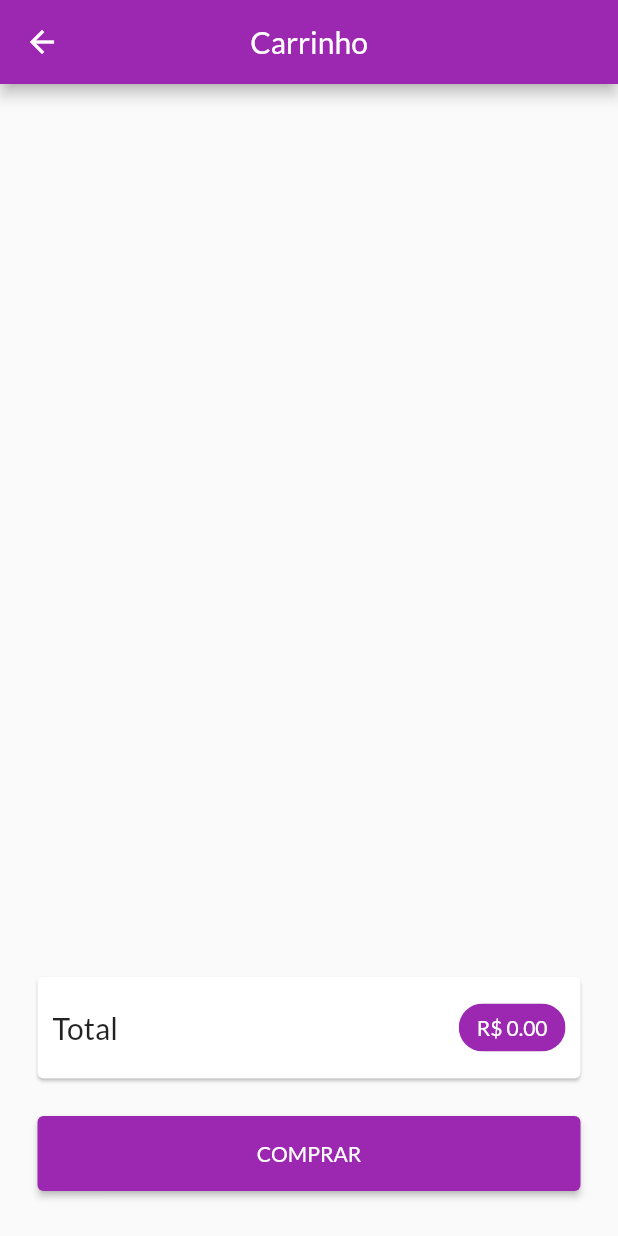
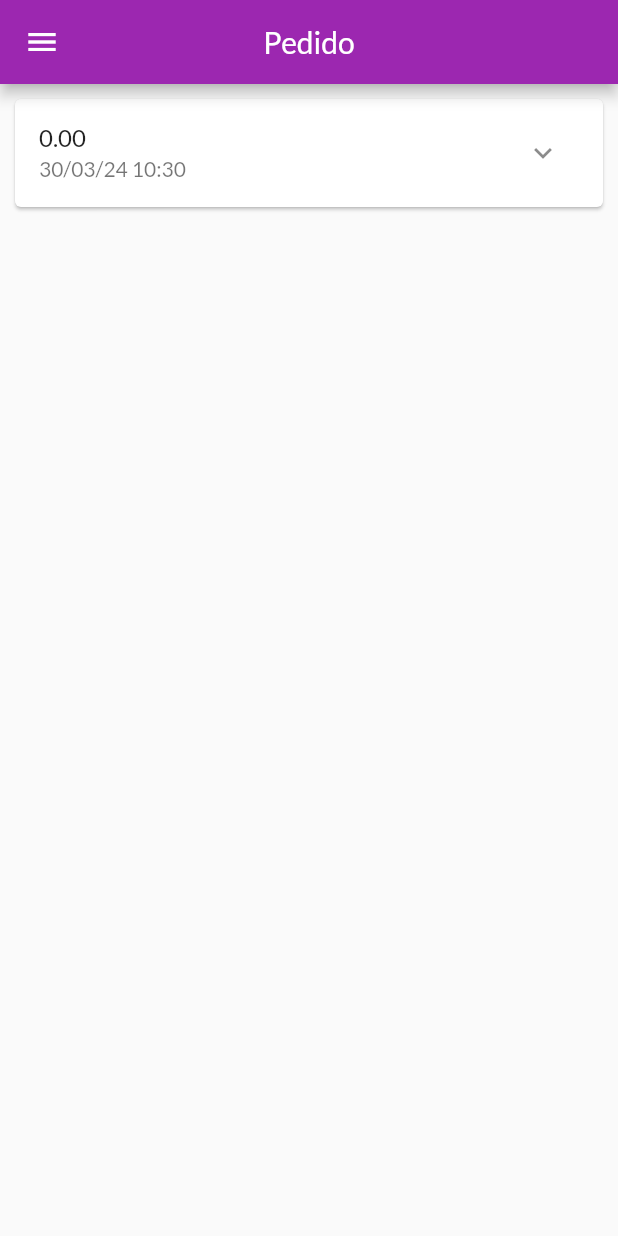
Before and after one commit to marceloboas10/shop_provider, a Flutter app: the CartScreen screen opened by its route, after a tap on "COMPRAR", on a phone screen of 412 x 824 dp. Run offline on Flutter 3.47's test engine with Material 3 defaults, Android fonts, the phone set to English and light mode, and no system bars; network calls fail.

Commit message:
tela pedidos completa

```diff
--- a/lib/providers/cart.dart
+++ b/lib/providers/cart.dart
@@ -64,4 +64,9 @@ class Cart with ChangeNotifier {
     _items.remove(productId);
     notifyListeners();
   }
+
+  void clear() {
+     _items.clear();
+    notifyListeners();
+  }
 }
--- /dev/null
+++ b/lib/providers/orders.dart
@@ -0,0 +1,36 @@
+import 'dart:math';
+import 'package:flutter/material.dart';
+import 'package:my_shop_provider/providers/cart.dart';
+
+class Order {
+  final String? id;
+  final double? total;
+  final List<CartItem>? products;
+  final DateTime? date;
+
+  Order({this.id, this.total, this.products, this.date});
+}
+
+class Orders with ChangeNotifier {
+ final List<Order> _items = [];
+
+  List<Order> get items {
+    return [..._items];
+  }
+
+  int get itemsCount {
+    return _items.length;
+  }
+
+  void addOrder(Cart cart) {
+    _items.insert(
+        0,
+        Order(
+            id: Random().nextDouble().toString(),
+            total: cart.totalAmount,
+            date: DateTime.now(),
+            products: cart.items.values.toList()));
+
+    notifyListeners();
+  }
+}
--- a/lib/utils/app_routes.dart
+++ b/lib/utils/app_routes.dart
@@ -1,4 +1,6 @@
 class AppRoutes {
+  static const home = '/home';
   static const productDetail = '/productDetail';
   static const cartScreen = '/cartScreen';
+  static const ordersScreen = '/orderScreen';
 }
--- a/lib/views/cart_screen.dart
+++ b/lib/views/cart_screen.dart
@@ -1,5 +1,7 @@
 import 'package:flutter/material.dart';
 import 'package:my_shop_provider/providers/cart.dart';
+import 'package:my_shop_provider/providers/orders.dart';
+import 'package:my_shop_provider/utils/app_routes.dart';
 import 'package:my_shop_provider/widgets/cart_product.dart';
 import 'package:provider/provider.dart';
 
@@ -54,7 +56,11 @@ class CartScreen extends StatelessWidget {
           Padding(
             padding: const EdgeInsets.only(bottom: 30, left: 25, right: 25),
             child: ElevatedButton(
-              onPressed: () {},
+              onPressed: () {
+                Provider.of<Orders>(context, listen: false).addOrder(cart);
+                cart.clear();
+                Navigator.of(context).pushNamed(AppRoutes.ordersScreen);
+              },
               style: ButtonStyle(
                 fixedSize: MaterialStatePropertyAll(
                   Size(MediaQuery.sizeOf(context).width, 50),
--- /dev/null
+++ b/lib/views/orders_screen.dart
@@ -0,0 +1,29 @@
+import 'package:flutter/material.dart';
+
+import 'package:my_shop_provider/widgets/app_draver.dart';
+import 'package:my_shop_provider/widgets/order_widget.dart';
+import 'package:provider/provider.dart';
+
+import '../providers/orders.dart';
+
+class OrdersScreen extends StatelessWidget {
+  const OrdersScreen({super.key});
+
+  @override
+  Widget build(BuildContext context) {
+    final Orders orders = Provider.of(context);
+
+    return Scaffold(
+      appBar: AppBar(
+        title: const Text('Pedido'),
+      ),
+      drawer: const AppDraver(),
+      body: ListView.builder(
+        itemCount: orders.itemsCount,
+        itemBuilder: (context, i) => OrderWidget(
+          order: orders.items[i],
+        ),
+      ),
+    );
+  }
+}
--- a/lib/views/product_overview_screen.dart
+++ b/lib/views/product_overview_screen.dart
@@ -1,5 +1,7 @@
 import 'package:flutter/material.dart';
 import 'package:my_shop_provider/providers/cart.dart';
+import 'package:my_shop_provider/utils/app_routes.dart';
+import 'package:my_shop_provider/widgets/app_draver.dart';
 import 'package:my_shop_provider/widgets/badge_cart.dart';
 import 'package:my_shop_provider/widgets/product_grid.dart';
 import 'package:provider/provider.dart';
@@ -50,7 +52,7 @@ class _ProductOverviewScreenState extends State<ProductOverviewScreen> {
                 value: cart.itemCount.toString(),
                 child: IconButton(
                   onPressed: () {
-                    Navigator.of(context).pushNamed('/cartScreen');
+                    Navigator.of(context).pushNamed(AppRoutes.cartScreen);
                   },
                   icon: const Icon(Icons.shopping_cart),
                 ),
@@ -59,6 +61,7 @@ class _ProductOverviewScreenState extends State<ProductOverviewScreen> {
           ],
         ),
         body: ProductGrid(showFavorite: _showFavorite),
+        drawer: const AppDraver(),
       ),
     );
   }
--- /dev/null
+++ b/lib/widgets/order_widget.dart
@@ -0,0 +1,59 @@
+import 'package:flutter/material.dart';
+import 'package:intl/intl.dart';
+import 'package:my_shop_provider/providers/orders.dart';
+
+class OrderWidget extends StatefulWidget {
+  const OrderWidget({super.key, this.order});
+
+  final Order? order;
+
+  @override
+  State<OrderWidget> createState() => _OrderWidgetState();
+}
+
+class _OrderWidgetState extends State<OrderWidget> {
+  bool expanded = false;
+
+  @override
+  Widget build(BuildContext context) {
+    return Card(
+      margin: const EdgeInsets.all(10),
+      child: Column(
+        children: [
+          ListTile(
+            title: Text(widget.order!.total!.toStringAsFixed(2)),
+            subtitle:
+                Text(DateFormat('dd/MM/yy hh:mm').format(widget.order!.date!)),
+            trailing: IconButton(
+                onPressed: () {
+                  setState(() {
+                    expanded = !expanded;
+                  });
+                },
+                icon: Icon(
+                    expanded == false ? Icons.expand_more : Icons.expand_less)),
+          ),
+          if (expanded)
+            Container(
+              padding: const EdgeInsets.symmetric(horizontal: 15, vertical: 4),
+              height: (widget.order!.products!.length * 25) + 10,
+              child: ListView(
+                children: widget.order!.products!
+                    .map(
+                      (product) => Row(
+                        mainAxisAlignment: MainAxisAlignment.spaceBetween,
+                        children: [
+                          Text(product.title.toString()),
+                          Text(
+                              '${product.quantity.toString()} x R\$ ${product.price.toString()}'),
+                        ],
+                      ),
+                    )
+                    .toList(),
+              ),
+            )
+        ],
+      ),
+    );
+  }
+}
--- a/lib/widgets/product_item.dart
+++ b/lib/widgets/product_item.dart
@@ -38,7 +38,6 @@ class ProductItem extends StatelessWidget {
             trailing: IconButton(
               onPressed: () {
                 cart.addItem(product);
-                print(cart.itemCount);
               },
               icon: Icon(
                 Icons.shopping_cart,
--- a/pubspec.yaml
+++ b/pubspec.yaml
@@ -36,6 +36,7 @@ dependencies:
   # Use with the CupertinoIcons class for iOS style icons.
   cupertino_icons: ^1.0.2
   provider: ^6.1.1
+  intl: ^0.19.0
 
 dev_dependencies:
   flutter_test:
```
Also changed, not shown: lib/main.dart (+6 -1 lines), lib/views/product_detail_screen.dart (+35 -5 lines), lib/widgets/app_draver.dart (added, +32 -0 lines), pubspec.lock.
